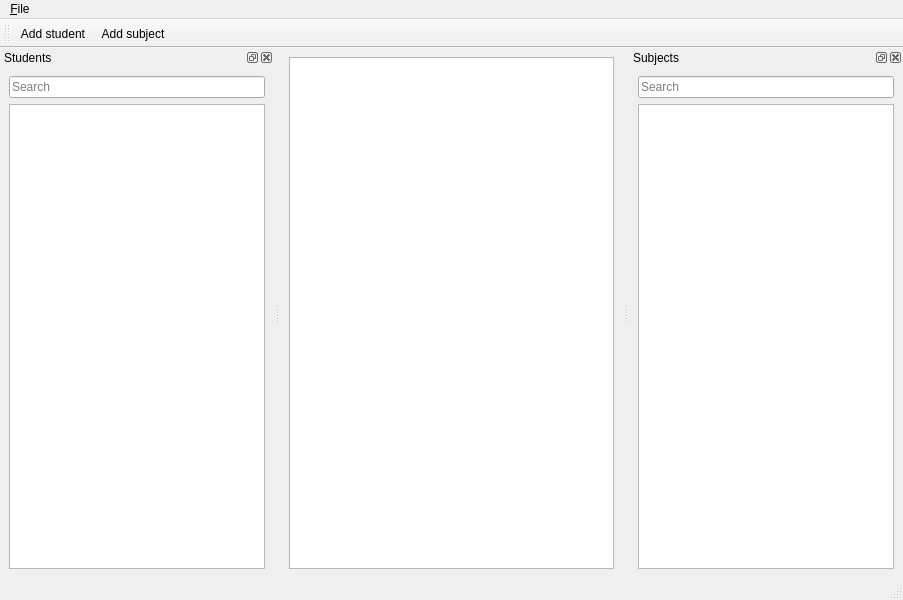
Old version of the form ui/mainwindow.ui in the repository PKliska/IBscheduler.
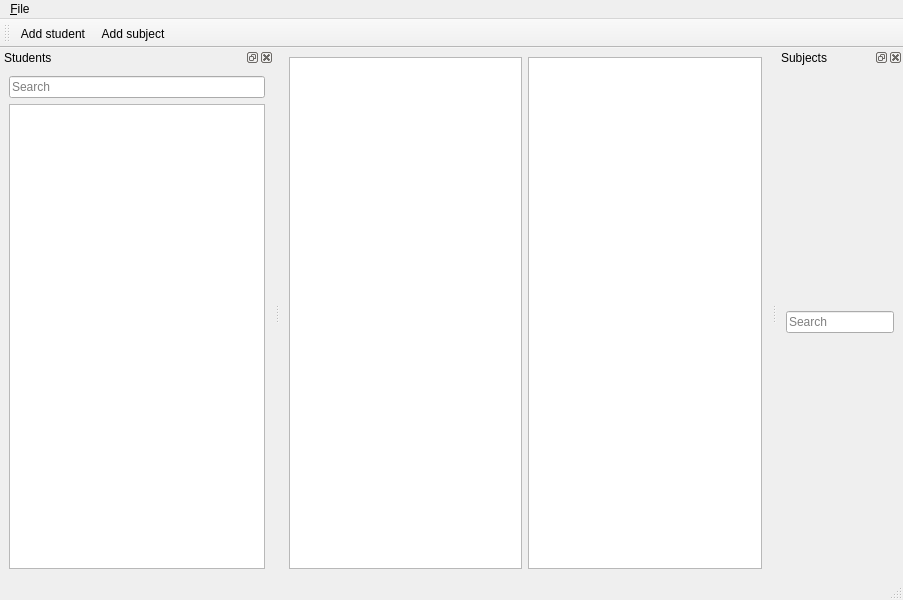
New version of the form.

Commit message: Enable creating new locations for subjects

```diff
--- a/ui/mainwindow.ui
+++ b/ui/mainwindow.ui
@@ -18,6 +18,9 @@
     <item>
      <widget class="QTableWidget" name="tableWidget"/>
     </item>
+    <item>
+     <widget class="QListView" name="subjectList"/>
+    </item>
    </layout>
   </widget>
   <widget class="QMenuBar" name="menubar">
@@ -84,9 +87,6 @@
        </property>
       </widget>
      </item>
-     <item>
-      <widget class="QListView" name="subjectList"/>
-     </item>
     </layout>
    </widget>
   </widget>
```
The commit also changes 2 other files.
